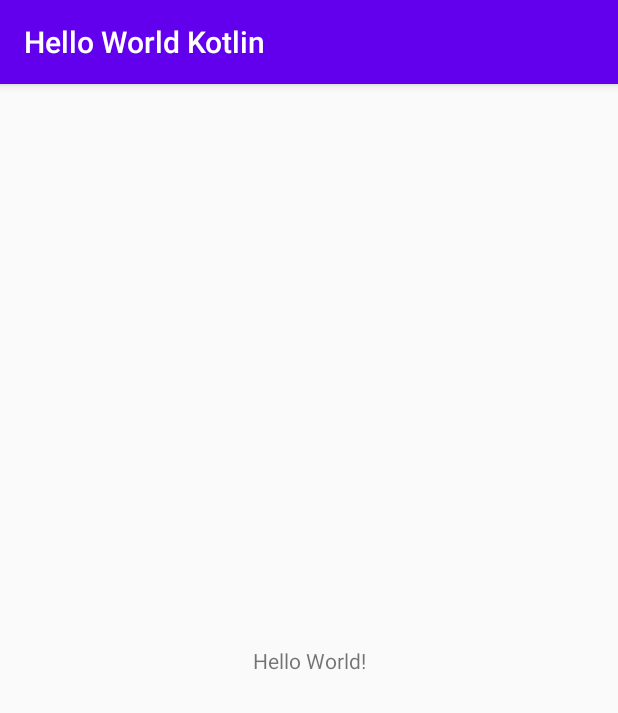
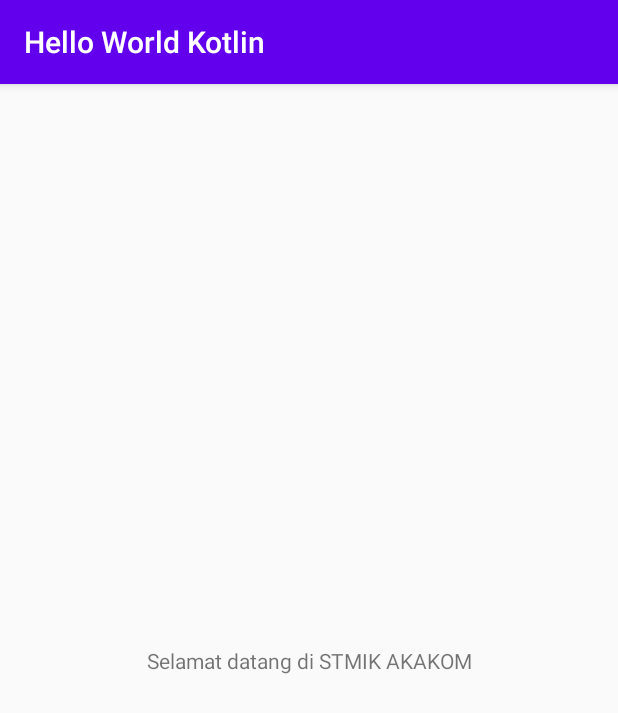
Before and after one commit to M-AR-IO/android-helloworld-kotlin, an Android app: the screen it shows after launch (MainActivity), on a phone screen of 412 x 824 dp. Shown: the top 713 px of the screen. Run offline under Robolectric (Android 15) with nearby library versions, the phone set to English and light mode, and no system bars.

Commit message:
Latihan 1

```diff
--- a/app/src/main/res/layout/activity_main.xml
+++ b/app/src/main/res/layout/activity_main.xml
@@ -9,7 +9,7 @@
     <TextView
         android:layout_width="wrap_content"
         android:layout_height="wrap_content"
-        android:text="Hello World!"
+        android:text="Selamat datang di STMIK AKAKOM"
         app:layout_constraintBottom_toBottomOf="parent"
         app:layout_constraintLeft_toLeftOf="parent"
         app:layout_constraintRight_toRightOf="parent"
```
